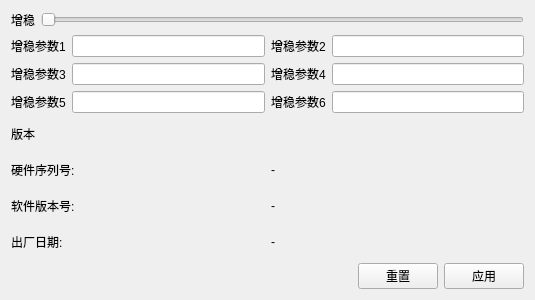
wangzz-520/PT, file advancedsettingswidget.ui: the form before one commit.
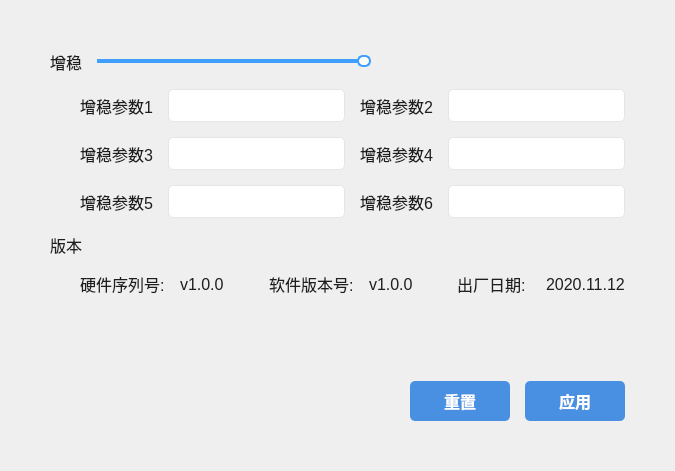
The form after the commit.

Diff of the .ui file:
```diff
--- a/advancedsettingswidget.ui
+++ b/advancedsettingswidget.ui
@@ -6,14 +6,93 @@
    <rect>
     <x>0</x>
     <y>0</y>
-    <width>535</width>
-    <height>300</height>
+    <width>675</width>
+    <height>471</height>
    </rect>
   </property>
   <property name="windowTitle">
    <string>Form</string>
   </property>
+  <property name="styleSheet">
+   <string notr="true">*
+{
+    font-family: &quot;Microsoft YaHei&quot;;
+    font-size: 16px;
+    color: rgb(30, 30, 30); /* 主文字色 */
+}
+
+QSlider::groove:horizontal {
+    height: 4px; /* 进度条高度 */
+    background: #f0f0f0; /* 未填充部分背景色 */
+}
+
+QSlider::sub-page:horizontal {
+    background: #409EFF; /* 已填充部分（蓝色） */
+    height: 4px;
+}
+
+QSlider::handle:horizontal {
+    width: 10px; /* 滑块宽度 */
+    height: 10px; /* 滑块高度 */
+    margin: -4px 0; /* 垂直居中（抵消进度条高度差） */
+    border: 2px solid #409EFF; /* 滑块边框（蓝色） */
+    border-radius: 6px; /* 圆形滑块 */
+    background: #ffffff; /* 滑块内部底色（白色=空心效果） */
+}
+
+QPushButton 
+{ 
+	background: #4a90e2; 
+	color: white; 
+	border: none;
+	border-radius: 5px;
+	padding: 8px;
+	font-weight: bold;
+}
+
+QPushButton:hover 
+{ 
+	background: #2b7bb9; 
+}
+
+QPushButton:pressed 
+{ 
+	background: #1a5a8a;
+}
+
+QLineEdit 
+{
+    background-color: #FFFFFF;
+    color: rgb(30, 30, 30);
+    border: 1px solid rgb(225, 230, 234);
+    border-radius: 5px;
+    padding: 5px 8px;  /* 比QComboBox稍宽的内边距 */
+    min-height: 15px;
+    selection-background-color: rgb(70, 130, 200);  /* 选中文本背景色 */
+    selection-color: white;  /* 选中文本颜色 */
+}
+
+/* 聚焦状态 */
+QLineEdit:focus {
+    background-color: #FFFFFF;  /* 保持白色背景 */
+}</string>
+  </property>
   <layout class="QVBoxLayout" name="verticalLayout">
+   <property name="spacing">
+    <number>15</number>
+   </property>
+   <property name="leftMargin">
+    <number>50</number>
+   </property>
+   <property name="topMargin">
+    <number>50</number>
+   </property>
+   <property name="rightMargin">
+    <number>50</number>
+   </property>
+   <property name="bottomMargin">
+    <number>50</number>
+   </property>
    <item>
     <layout class="QHBoxLayout" name="horizontalLayout_7">
      <item>
@@ -25,6 +104,9 @@
      </item>
      <item>
       <widget class="QSlider" name="horizontalSlider">
+       <property name="value">
+        <number>50</number>
+       </property>
        <property name="orientation">
         <enum>Qt::Horizontal</enum>
        </property>
@@ -34,6 +116,9 @@
    </item>
    <item>
     <layout class="QHBoxLayout" name="horizontalLayout_8">
+     <property name="leftMargin">
+      <number>30</number>
+     </property>
      <item>
       <layout class="QHBoxLayout" name="horizontalLayout">
        <item>
@@ -66,6 +151,9 @@
    </item>
    <item>
     <layout class="QHBoxLayout" name="horizontalLayout_9">
+     <property name="leftMargin">
+      <number>30</number>
+     </property>
      <item>
       <layout class="QHBoxLayout" name="horizontalLayout_3">
        <item>
@@ -98,6 +186,9 @@
    </item>
    <item>
     <layout class="QHBoxLayout" name="horizontalLayout_10">
+     <property name="leftMargin">
+      <number>30</number>
+     </property>
      <item>
       <layout class="QHBoxLayout" name="horizontalLayout_5">
        <item>
@@ -154,6 +245,9 @@
    </item>
    <item>
     <layout class="QHBoxLayout" name="horizontalLayout_12">
+     <property name="leftMargin">
+      <number>30</number>
+     </property>
      <item>
       <widget class="QLabel" name="label_9">
        <property name="text">
@@ -164,16 +258,12 @@
      <item>
       <widget class="QLabel" name="label_10">
        <property name="text">
-        <string>-</string>
+        <string>v1.0.0</string>
        </property>
       </widget>
      </item>
-    </layout>
-   </item>
-   <item>
-    <layout class="QHBoxLayout" name="horizontalLayout_13">
      <item>
-      <widget class="QLabel" name="label_11">
+      <widget class="QLabel" name="lbAdvacend8">
        <property name="text">
         <string>软件版本号:</string>
        </property>
@@ -182,16 +272,12 @@
      <item>
       <widget class="QLabel" name="label_12">
        <property name="text">
-        <string>-</string>
+        <string>v1.0.0</string>
        </property>
       </widget>
      </item>
-    </layout>
-   </item>
-   <item>
-    <layout class="QHBoxLayout" name="horizontalLayout_14">
      <item>
-      <widget class="QLabel" name="label_13">
+      <widget class="QLabel" name="lbAdvacend9">
        <property name="text">
         <string>出厂日期:</string>
        </property>
@@ -200,12 +286,25 @@
      <item>
       <widget class="QLabel" name="label_14">
        <property name="text">
-        <string>-</string>
+        <string>2020.11.12</string>
        </property>
       </widget>
      </item>
     </layout>
    </item>
+   <item>
+    <spacer name="verticalSpacer">
+     <property name="orientation">
+      <enum>Qt::Vertical</enum>
+     </property>
+     <property name="sizeHint" stdset="0">
+      <size>
+       <width>20</width>
+       <height>40</height>
+      </size>
+     </property>
+    </spacer>
+   </item>
    <item>
     <layout class="QHBoxLayout" name="horizontalLayout_11">
      <item>
@@ -222,14 +321,26 @@
       </spacer>
      </item>
      <item>
-      <widget class="QPushButton" name="pushButton">
+      <widget class="QPushButton" name="btnReset">
+       <property name="minimumSize">
+        <size>
+         <width>100</width>
+         <height>0</height>
+        </size>
+       </property>
        <property name="text">
         <string>重置</string>
        </property>
       </widget>
      </item>
      <item>
-      <widget class="QPushButton" name="pushButton_2">
+      <widget class="QPushButton" name="btnApply">
+       <property name="minimumSize">
+        <size>
+         <width>100</width>
+         <height>0</height>
+        </size>
+       </property>
        <property name="text">
         <string>应用</string>
        </property>
```
Left out of the diff: 30 changed lines with no effect on the pictures.
